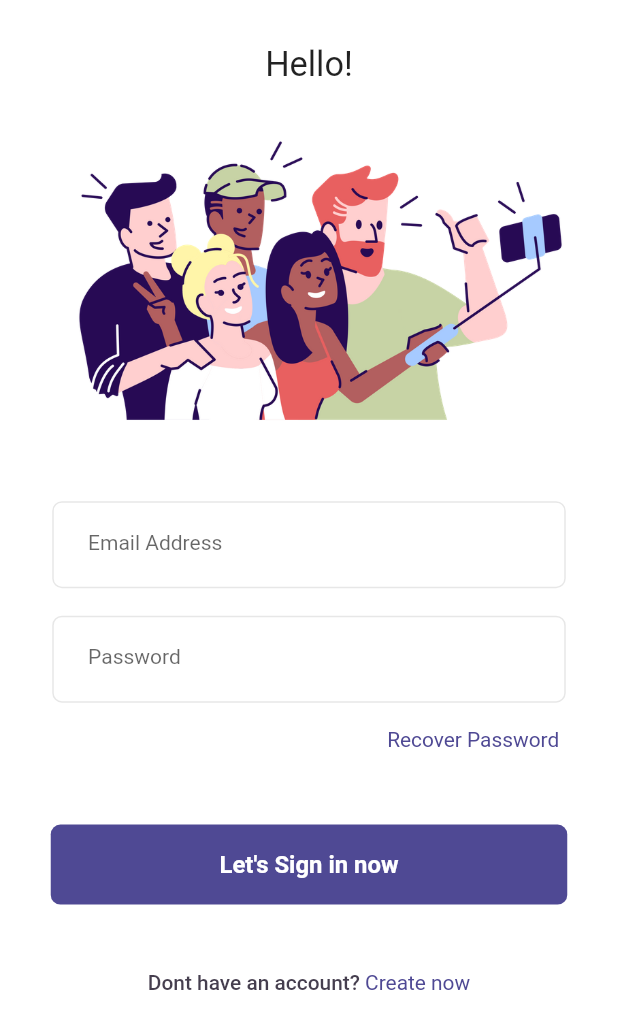
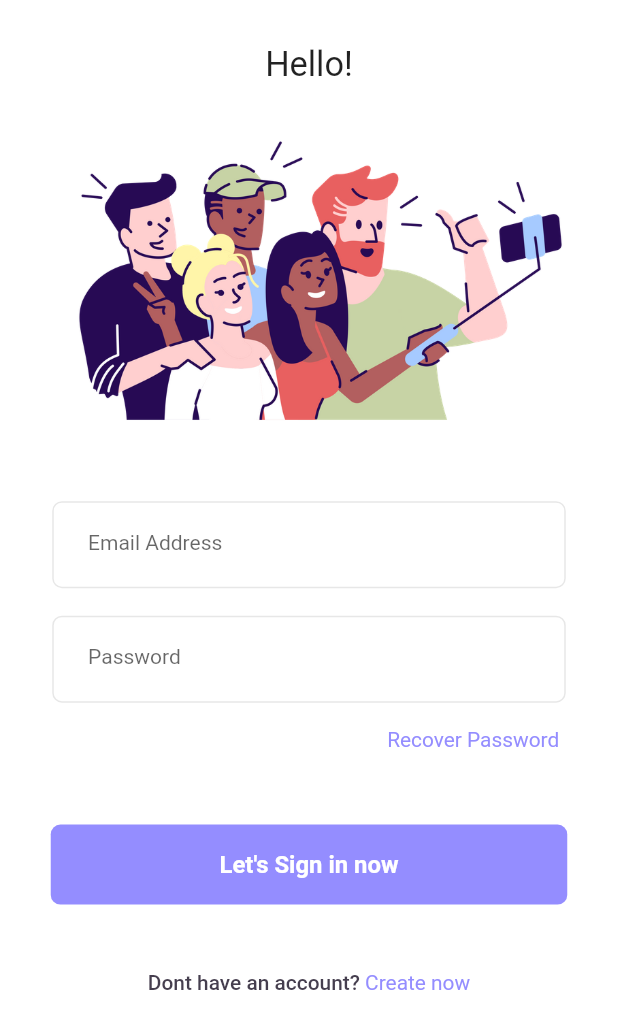
Before and after one commit to HavelCS/SnapSearchFlutter, a Flutter app: the screen it shows after launch, on a phone screen of 412 x 824 dp. Shown: the top 1029 px of the screen. Run offline on Flutter 3.47's test engine with Material 2 defaults, Android fonts, the phone set to English and light mode, and no system bars; our stand-ins replace curved_navigation_bar, firebase_core, firebase_storage, flutter_screenutil, image_picker, shared_preferences; missing offline and left inert: tflite; accounts and stored records are empty; Roboto replaces fonts that are missing (ArialBold, HelveticaRegular, RobotoRegular).

Commit message:
color theme added

```diff
--- a/lib/constants/colors.dart
+++ b/lib/constants/colors.dart
@@ -1,4 +1,5 @@
 import 'package:flutter/material.dart';
 
 
-const Color primaryColor = Color(0xff4F4994);
+const Color primaryColor = Color(0xff948DFF);
+const Color backgroundColor = Color(0xff121212);
--- a/lib/features/auth/screens/signupscreen.dart
+++ b/lib/features/auth/screens/signupscreen.dart
@@ -94,7 +94,9 @@ TextEditingController namecontroller= TextEditingController();
               Padding(
                 padding: EdgeInsets.symmetric(horizontal: 34.0.w),
                 child: GestureDetector(
-                  onTap: signupUser,
+                  onTap: (){
+                    signupUser();
+                  },
                   child: Container(
                     alignment: Alignment.center,
                     height: 58.h,
--- a/lib/features/home/screens/albumscreen.dart
+++ b/lib/features/home/screens/albumscreen.dart
@@ -1,6 +1,7 @@
 // ignore_for_file: prefer_const_constructors
 
 import 'package:flutter/material.dart';
+import 'package:snapsearch/constants/colors.dart';
 
 class AlbumScreen extends StatefulWidget {
   const AlbumScreen({super.key});
@@ -13,7 +14,7 @@ class _AlbumScreenState extends State<AlbumScreen> {
   @override
   Widget build(BuildContext context) {
       return Scaffold(
-            backgroundColor: Colors.black,
+            backgroundColor: backgroundColor,
       body: Center(
         child: Text("Display Albums"),
       ),
--- a/lib/features/home/screens/displayimages.dart
+++ b/lib/features/home/screens/displayimages.dart
@@ -27,7 +27,8 @@ class _DisplayImagesState extends State<DisplayImages> {
   @override
   Widget build(BuildContext context) {
     return Scaffold(
-    backgroundColor: Colors.grey[200],
+
+    backgroundColor: Color(0xff121212),
       body: MasonryGridView.builder(
         itemCount: images.length,
         gridDelegate: SliverSimpleGridDelegateWithFixedCrossAxisCount(crossAxisCount: 2), itemBuilder: (context,index){
```
Also changed, not shown: lib/features/home/screens/homescreen.dart (+6 -5 lines), lib/features/home/screens/uploadimagestocloud.dart (+5 -2 lines).
